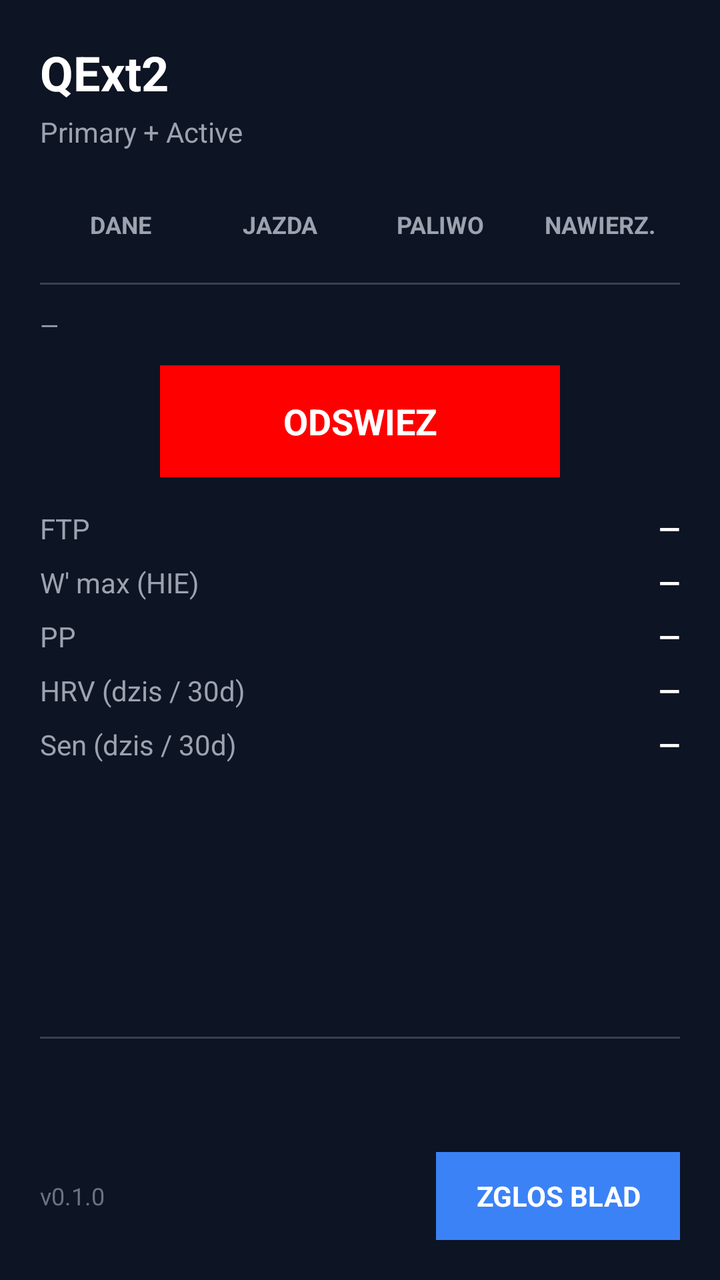
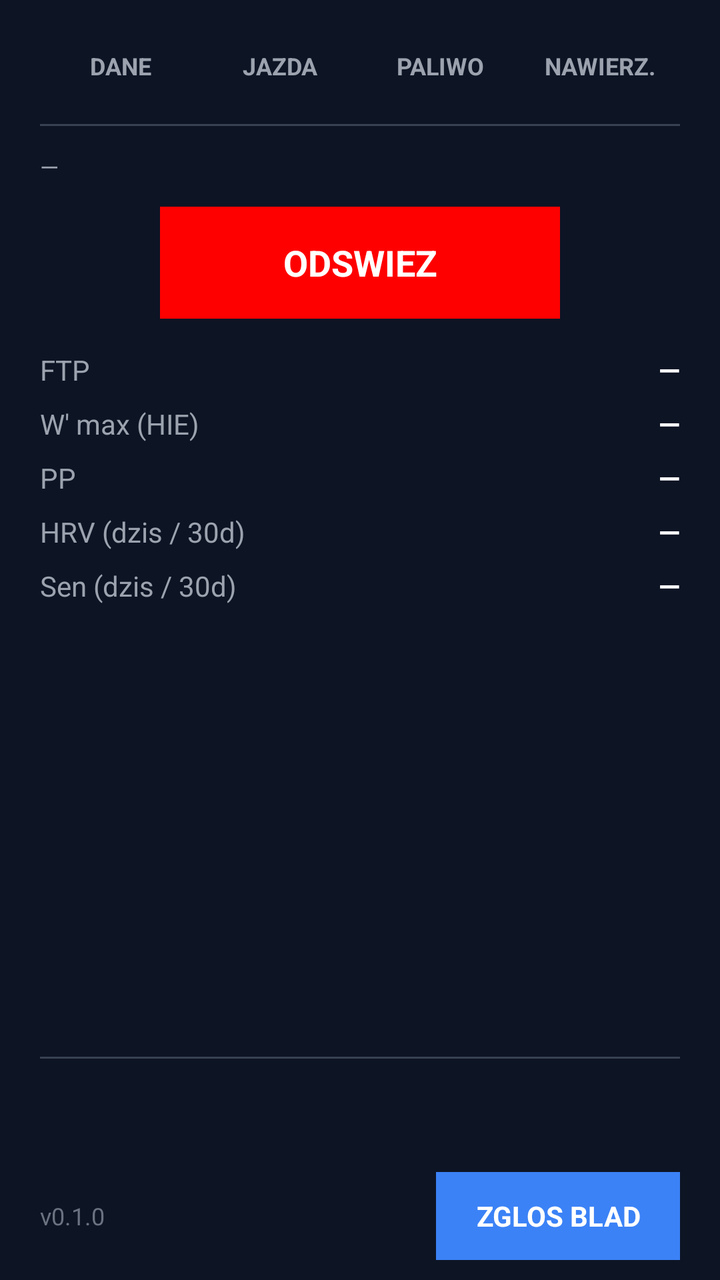

An Android layout rendered at two revisions. The XML below is the earlier revision; the diff shows what the commit changed to produce the second picture.
<!-- AndroidManifest.xml: activity theme android:Theme.DeviceDefault -->
<!-- res/layout/activity_setup.xml -->
<?xml version="1.0" encoding="utf-8"?>
<LinearLayout xmlns:android="http://schemas.android.com/apk/res/android"
    android:layout_width="match_parent"
    android:layout_height="match_parent"
    android:orientation="vertical"
    android:background="#0D1424"
    android:padding="20dp">

    <TextView
        android:layout_width="wrap_content"
        android:layout_height="wrap_content"
        android:text="QExt2"
        android:textColor="#FFFFFF"
        android:textSize="24sp"
        android:textStyle="bold" />

    <TextView
        android:layout_width="wrap_content"
        android:layout_height="wrap_content"
        android:layout_marginTop="4dp"
        android:text="Primary + Active"
        android:textColor="#9CA3AF"
        android:textSize="14sp" />

    <LinearLayout
        android:id="@+id/ll_tabs"
        android:layout_width="match_parent"
        android:layout_height="wrap_content"
        android:layout_marginTop="16dp"
        android:orientation="horizontal">

        <TextView
            android:id="@+id/tab_dane"
            android:layout_width="0dp"
            android:layout_height="42dp"
            android:layout_weight="1"
            android:gravity="center"
            android:text="DANE"
            android:textSize="12sp"
            android:textStyle="bold"
            android:textColor="#9CA3AF"
            android:clickable="true"
            android:focusable="true" />

        <TextView
            android:id="@+id/tab_jazda"
            android:layout_width="0dp"
            android:layout_height="42dp"
            android:layout_weight="1"
            android:gravity="center"
            android:text="JAZDA"
            android:textSize="12sp"
            android:textStyle="bold"
            android:textColor="#9CA3AF"
            android:clickable="true"
            android:focusable="true" />

        <TextView
            android:id="@+id/tab_paliwo"
            android:layout_width="0dp"
            android:layout_height="42dp"
            android:layout_weight="1"
            android:gravity="center"
            android:text="PALIWO"
            android:textSize="12sp"
            android:textStyle="bold"
            android:textColor="#9CA3AF"
            android:clickable="true"
            android:focusable="true" />

        <TextView
            android:id="@+id/tab_naw"
            android:layout_width="0dp"
            android:layout_height="42dp"
            android:layout_weight="1"
            android:gravity="center"
            android:text="NAWIERZ."
            android:textSize="12sp"
            android:textStyle="bold"
            android:textColor="#9CA3AF"
            android:clickable="true"
            android:focusable="true" />
    </LinearLayout>

    <TextView
        android:layout_width="match_parent"
        android:layout_height="1dp"
        android:layout_marginTop="8dp"
        android:background="#374151" />

    <ScrollView
        android:layout_width="match_parent"
        android:layout_height="0dp"
        android:layout_weight="1">

    <LinearLayout
        android:layout_width="match_parent"
        android:layout_height="wrap_content"
        android:orientation="vertical">

    <LinearLayout
        android:id="@+id/ll_tab_dane"
        android:layout_width="match_parent"
        android:layout_height="wrap_content"
        android:orientation="vertical"
        android:layout_marginTop="12dp">

        <TextView
            android:id="@+id/tv_fetch_date"
            android:layout_width="wrap_content"
            android:layout_height="wrap_content"
            android:text="—"
            android:textColor="#9CA3AF"
            android:textSize="12sp" />

        <TextView
            android:id="@+id/btn_refetch"
            android:layout_width="200dp"
            android:layout_height="56dp"
            android:layout_marginTop="12dp"
            android:layout_gravity="center_horizontal"
            android:gravity="center"
            android:text="ODSWIEZ"
            android:textColor="#FFFFFF"
            android:textSize="18sp"
            android:textStyle="bold"
            android:clickable="true"
            android:focusable="true"
            android:background="#FFFF0000" />

        <LinearLayout
            android:layout_width="match_parent"
            android:layout_height="wrap_content"
            android:layout_marginTop="16dp"
            android:orientation="horizontal">

            <TextView
                android:layout_width="0dp"
                android:layout_height="wrap_content"
                android:layout_weight="1"
                android:text="FTP"
                android:textColor="#9CA3AF"
                android:textSize="14sp" />

            <TextView
                android:id="@+id/tv_ftp"
                android:layout_width="wrap_content"
                android:layout_height="wrap_content"
                android:text="—"
                android:textColor="#FFFFFF"
                android:textSize="14sp"
                android:textStyle="bold" />
        </LinearLayout>

        <LinearLayout
            android:layout_width="match_parent"
            android:layout_height="wrap_content"
            android:layout_marginTop="8dp"
            android:orientation="horizontal">

            <TextView
                android:layout_width="0dp"
                android:layout_height="wrap_content"
                android:layout_weight="1"
                android:text="W' max (HIE)"
                android:textColor="#9CA3AF"
                android:textSize="14sp" />

            <TextView
                android:id="@+id/tv_wmax"
                android:layout_width="wrap_content"
                android:layout_height="wrap_content"
                android:text="—"
                android:textColor="#FFFFFF"
                android:textSize="14sp"
                android:textStyle="bold" />
        </LinearLayout>

        <LinearLayout
            android:layout_width="match_parent"
            android:layout_height="wrap_content"
            android:layout_marginTop="8dp"
            android:orientation="horizontal">

            <TextView
                android:layout_width="0dp"
                android:layout_height="wrap_content"
                android:layout_weight="1"
                android:text="PP"
                android:textColor="#9CA3AF"
                android:textSize="14sp" />

            <TextView
                android:id="@+id/tv_pp"
                android:layout_width="wrap_content"
                android:layout_height="wrap_content"
                android:text="—"
                android:textColor="#FFFFFF"
                android:textSize="14sp"
                android:textStyle="bold" />
        </LinearLayout>

        <LinearLayout
            android:layout_width="match_parent"
            android:layout_height="wrap_content"
            android:layout_marginTop="8dp"
            android:orientation="horizontal">

            <TextView
                android:layout_width="0dp"
                android:layout_height="wrap_content"
                android:layout_weight="1"
                android:text="HRV (dzis / 30d)"
                android:textColor="#9CA3AF"
                android:textSize="14sp" />

            <TextView
                android:id="@+id/tv_hrv"
                android:layout_width="wrap_content"
                android:layout_height="wrap_content"
                android:text="—"
                android:textColor="#FFFFFF"
                android:textSize="14sp"
                android:textStyle="bold" />
        </LinearLayout>

        <LinearLayout
            android:layout_width="match_parent"
            android:layout_height="wrap_content"
            android:layout_marginTop="8dp"
            android:orientation="horizontal">

            <TextView
                android:layout_width="0dp"
                android:layout_height="wrap_content"
                android:layout_weight="1"
                android:text="Sen (dzis / 30d)"
                android:textColor="#9CA3AF"
                android:textSize="14sp" />

            <TextView
                android:id="@+id/tv_sleep"
                android:layout_width="wrap_content"
                android:layout_height="wrap_content"
                android:text="—"
                android:textColor="#FFFFFF"
                android:textSize="14sp"
                android:textStyle="bold" />
        </LinearLayout>

        <TextView
            android:id="@+id/tv_pi_status"
            android:layout_width="wrap_content"
            android:layout_height="wrap_content"
            android:layout_marginTop="12dp"
            android:text=""
            android:textColor="#9CA3AF"
            android:textSize="12sp"
            android:gravity="center" />
    </LinearLayout>

    <LinearLayout
        android:id="@+id/ll_tab_jazda"
        android:layout_width="match_parent"
        android:layout_height="wrap_content"
        android:orientation="vertical"
        android:layout_marginTop="12dp"
        android:visibility="gone">

        <TextView
            android:layout_width="wrap_content"
            android:layout_height="wrap_content"
            android:layout_marginBottom="6dp"
            android:text="TRYB JAZDY"
            android:textColor="#9CA3AF"
            android:textSize="11sp"
            android:letterSpacing="0.1" />

        <LinearLayout
            android:id="@+id/ll_riding_mode"
            android:layout_width="match_parent"
            android:layout_height="wrap_content"
            android:orientation="horizontal"
            android:layout_marginBottom="4dp">

            <TextView
                android:id="@+id/btn_mode_defensive"
                android:layout_width="0dp"
                android:layout_height="40dp"
                android:layout_weight="1"
                android:gravity="center"
                android:text="DEFENSYWNA"
                android:textSize="11sp"
                android:textStyle="bold"
                android:background="#1E2A3A"
                android:textColor="#9CA3AF"
                android:layout_marginEnd="4dp" />

            <TextView
                android:id="@+id/btn_mode_normal"
                android:layout_width="0dp"
                android:layout_height="40dp"
                android:layout_weight="1"
                android:gravity="center"
                android:text="NORMALNA"
                android:textSize="11sp"
                android:textStyle="bold"
                android:background="#1E2A3A"
                android:textColor="#9CA3AF"
                android:layout_marginEnd="4dp" />

            <TextView
                android:id="@+id/btn_mode_offensive"
                android:layout_width="0dp"
                android:layout_height="40dp"
                android:layout_weight="1"
                android:gravity="center"
                android:text="OFENSYWNA"
                android:textSize="11sp"
                android:textStyle="bold"
                android:background="#1E2A3A"
                android:textColor="#9CA3AF" />

            <TextView
                android:id="@+id/btn_mode_auto"
                android:layout_width="0dp"
                android:layout_height="40dp"
                android:layout_weight="1"
                android:gravity="center"
                android:text="AUTO"
                android:textSize="11sp"
                android:textStyle="bold"
                android:background="#1E2A3A"
                android:textColor="#9CA3AF"
                android:layout_marginStart="4dp" />
        </LinearLayout>

        <LinearLayout
            android:layout_width="match_parent"
            android:layout_height="wrap_content"
            android:layout_marginTop="12dp"
            android:orientation="horizontal"
            android:gravity="center_vertical">

            <CheckBox
                android:id="@+id/cb_baro"
                android:layout_width="wrap_content"
                android:layout_height="wrap_content"
                android:checked="true"
                android:textColor="#FFFFFF" />

            <TextView
                android:layout_width="0dp"
                android:layout_height="wrap_content"
                android:layout_weight="1"
                android:text="Wrazliwosc na cisnienie"
                android:textColor="#9CA3AF"
                android:textSize="14sp" />
        </LinearLayout>

        <LinearLayout
            android:layout_width="match_parent"
            android:layout_height="wrap_content"
            android:layout_marginTop="8dp"
            android:orientation="horizontal">

            <TextView
                android:layout_width="0dp"
                android:layout_height="wrap_content"
                android:layout_weight="1"
                android:text="Cisnienie (hPa / 24h)"
                android:textColor="#9CA3AF"
                android:textSize="14sp" />

            <TextView
                android:id="@+id/tv_pressure"
                android:layout_width="wrap_content"
                android:layout_height="wrap_content"
                android:text="—"
                android:textColor="#FFFFFF"
                android:textSize="14sp"
                android:textStyle="bold" />
        </LinearLayout>

        <LinearLayout
            android:layout_width="match_parent"
            android:layout_height="wrap_content"
            android:layout_marginTop="8dp"
            android:orientation="horizontal">

            <TextView
                android:layout_width="0dp"
                android:layout_height="wrap_content"
                android:layout_weight="1"
                android:text="Cisnienie — korekta TF"
                android:textColor="#9CA3AF"
                android:textSize="14sp" />

            <TextView
                android:id="@+id/tv_baro_info"
                android:layout_width="wrap_content"
                android:layout_height="wrap_content"
                android:text="—"
                android:textColor="#FFFFFF"
                android:textSize="14sp"
                android:textStyle="bold" />
        </LinearLayout>

        <LinearLayout
            android:layout_width="match_parent"
            android:layout_height="wrap_content"
            android:layout_marginTop="8dp"
            android:orientation="horizontal"
            android:gravity="center_vertical">

            <CheckBox
                android:id="@+id/cb_hr_zone"
                android:layout_width="wrap_content"
                android:layout_height="wrap_content" />

            <TextView
                android:layout_width="0dp"
                android:layout_height="wrap_content"
                android:layout_weight="1"
                android:text="HR: strefy Z1-Z5 zamiast bpm"
                android:textColor="#9CA3AF"
                android:textSize="14sp" />
        </LinearLayout>

        <TextView
            android:layout_width="match_parent"
            android:layout_height="1dp"
            android:layout_marginTop="16dp"
            android:background="#374151" />

        <LinearLayout
            android:layout_width="match_parent"
            android:layout_height="wrap_content"
            android:layout_marginTop="12dp"
            android:orientation="horizontal"
            android:gravity="center_vertical">

            <CheckBox
                android:id="@+id/cb_cassette_override"
                android:layout_width="wrap_content"
                android:layout_height="wrap_content" />

            <TextView
                android:layout_width="wrap_content"
                android:layout_height="wrap_content"
                android:text="Override kasety (custom)"
                android:textColor="#9CA3AF"
                android:textSize="14sp" />
        </LinearLayout>

        <TextView
            android:id="@+id/tv_cassette_cogs"
            android:layout_width="match_parent"
            android:layout_height="wrap_content"
            android:layout_marginTop="8dp"
            android:text="—"
            android:textColor="#FFFFFF"
            android:textSize="16sp"
            android:clickable="true"
            android:focusable="true"
            android:background="#1F2937"
            android:padding="8dp" />

        <TextView
            android:layout_width="match_parent"
            android:layout_height="wrap_content"
            android:layout_marginTop="4dp"
            android:text="Biegi w GEARS pokazą tę kasetę zamiast wpisanej w AXS. Koronki od najmniejszej (10T)."
            android:textColor="#6B7280"
            android:textSize="12sp" />
    </LinearLayout>

    <LinearLayout
        android:id="@+id/ll_tab_paliwo"
        android:layout_width="match_parent"
        android:layout_height="wrap_content"
        android:orientation="vertical"
        android:layout_marginTop="12dp"
        android:visibility="gone">

        <TextView
            android:layout_width="match_parent"
            android:layout_height="wrap_content"
            android:text="Deadline"
            android:textColor="#9CA3AF"
            android:textSize="14sp" />

        <TextView
            android:id="@+id/tv_deadline"
            android:layout_width="match_parent"
            android:layout_height="wrap_content"
            android:layout_marginTop="8dp"
            android:gravity="center"
            android:text="21:00"
            android:textColor="#FFFFFF"
            android:textSize="28sp"
            android:textStyle="bold"
            android:clickable="true"
            android:focusable="true"
            android:background="#1F2937"
            android:padding="8dp" />

        <TextView
            android:layout_width="match_parent"
            android:layout_height="wrap_content"
            android:layout_marginTop="12dp"
            android:text="Zachód słonca"
            android:textColor="#9CA3AF"
            android:textSize="14sp" />

        <LinearLayout
            android:layout_width="match_parent"
            android:layout_height="wrap_content"
            android:layout_marginTop="4dp"
            android:orientation="horizontal"
            android:gravity="center_vertical">

            <TextView
                android:id="@+id/tv_sunset"
                android:layout_width="0dp"
                android:layout_height="wrap_content"
                android:layout_weight="1"
                android:text="—"
                android:textColor="#FFFFFF"
                android:textSize="16sp"
                android:textStyle="bold" />

            <CheckBox
                android:id="@+id/cb_cap_twilight"
                android:layout_width="wrap_content"
                android:layout_height="wrap_content" />

            <TextView
                android:layout_width="wrap_content"
                android:layout_height="wrap_content"
                android:text="Limit do zmroku"
                android:textColor="#9CA3AF"
                android:textSize="14sp" />
        </LinearLayout>

        <TextView
            android:id="@+id/tv_active_deadline"
            android:layout_width="wrap_content"
            android:layout_height="wrap_content"
            android:layout_marginTop="4dp"
            android:text="Aktywny deadline: —"
            android:textColor="#6B7280"
            android:textSize="12sp" />

        <TextView
            android:layout_width="match_parent"
            android:layout_height="wrap_content"
            android:layout_marginTop="16dp"
            android:text="Carb porcja (g)"
            android:textColor="#9CA3AF"
            android:textSize="14sp" />

        <TextView
            android:id="@+id/tv_carb_packet"
            android:layout_width="match_parent"
            android:layout_height="wrap_content"
            android:layout_marginTop="8dp"
            android:gravity="center"
            android:text="20 g"
            android:textColor="#FFFFFF"
            android:textSize="28sp"
            android:textStyle="bold"
            android:clickable="true"
            android:focusable="true"
            android:background="#1F2937"
            android:padding="8dp" />

        <TextView
            android:id="@+id/btn_reset_carb"
            android:layout_width="200dp"
            android:layout_height="48dp"
            android:layout_marginTop="16dp"
            android:gravity="center"
            android:text="RESET CARB"
            android:textColor="#FFFFFF"
            android:textSize="14sp"
            android:textStyle="bold"
            android:clickable="true"
            android:focusable="true"
            android:background="#FF5252" />
    </LinearLayout>

    <LinearLayout
        android:id="@+id/ll_tab_naw"
        android:layout_width="match_parent"
        android:layout_height="wrap_content"
        android:orientation="vertical"
        android:layout_marginTop="12dp"
        android:visibility="gone">

        <TextView
            android:layout_width="match_parent"
            android:layout_height="wrap_content"
            android:text="Nawierzchnia"
            android:textColor="#FFFFFF"
            android:textSize="16sp"
            android:textStyle="bold" />

        <TextView
            android:layout_width="match_parent"
            android:layout_height="wrap_content"
            android:layout_marginTop="8dp"
            android:text="Ustawienia nawierzchni — wkrótce. Tu pojawią się: advisory pacingu na gravelu oraz mnożniki węgli i płynów dla nawierzchni gravel / luźnej."
            android:textColor="#9CA3AF"
            android:textSize="14sp" />

        <TextView
            android:layout_width="match_parent"
            android:layout_height="wrap_content"
            android:layout_marginTop="8dp"
            android:text="Dane nawierzchni pobiera QBot z OpenStreetMap przy zapisie trasy w RWGPS."
            android:textColor="#6B7280"
            android:textSize="12sp" />
    </LinearLayout>

    </LinearLayout>
    </ScrollView>

    <TextView
        android:layout_width="match_parent"
        android:layout_height="1dp"
        android:layout_marginTop="12dp"
        android:background="#374151" />

    <TextView
        android:id="@+id/tv_status"
        android:layout_width="match_parent"
        android:layout_height="wrap_content"
        android:layout_marginTop="10dp"
        android:text=""
        android:textColor="#9CA3AF"
        android:textSize="12sp"
        android:gravity="center" />

    <TextView
        android:id="@+id/tv_error"
        android:layout_width="match_parent"
        android:layout_height="wrap_content"
        android:layout_marginTop="4dp"
        android:text=""
        android:textColor="#FF5252"
        android:textSize="12sp"
        android:gravity="center" />

    <LinearLayout
        android:layout_width="match_parent"
        android:layout_height="wrap_content"
        android:layout_marginTop="10dp"
        android:orientation="horizontal"
        android:gravity="center_vertical">

        <TextView
            android:id="@+id/tv_version"
            android:layout_width="0dp"
            android:layout_height="wrap_content"
            android:layout_weight="1"
            android:text="v0.1.0"
            android:textColor="#6B7280"
            android:textSize="12sp" />

        <TextView
            android:id="@+id/btn_report_bug"
            android:layout_width="wrap_content"
            android:layout_height="44dp"
            android:gravity="center"
            android:paddingLeft="20dp"
            android:paddingRight="20dp"
            android:text="ZGLOS BLAD"
            android:textColor="#FFFFFF"
            android:textSize="14sp"
            android:textStyle="bold"
            android:clickable="true"
            android:focusable="true"
            android:background="#3B82F6" />
    </LinearLayout>

</LinearLayout>
<!-- resources referenced by this layout -->
<resources>

</resources>

<!-- the commit's change to res/layout/activity_setup.xml (unified diff, before → after) -->
@@ -4,29 +4,15 @@
     android:layout_height="match_parent"
     android:orientation="vertical"
     android:background="#0D1424"
-    android:padding="20dp">
-
-    <TextView
-        android:layout_width="wrap_content"
-        android:layout_height="wrap_content"
-        android:text="QExt2"
-        android:textColor="#FFFFFF"
-        android:textSize="24sp"
-        android:textStyle="bold" />
-
-    <TextView
-        android:layout_width="wrap_content"
-        android:layout_height="wrap_content"
-        android:layout_marginTop="4dp"
-        android:text="Primary + Active"
-        android:textColor="#9CA3AF"
-        android:textSize="14sp" />
+    android:paddingLeft="20dp"
+    android:paddingRight="20dp"
+    android:paddingTop="12dp"
+    android:paddingBottom="10dp">
 
     <LinearLayout
         android:id="@+id/ll_tabs"
         android:layout_width="match_parent"
         android:layout_height="wrap_content"
-        android:layout_marginTop="16dp"
         android:orientation="horizontal">
 
         <TextView
